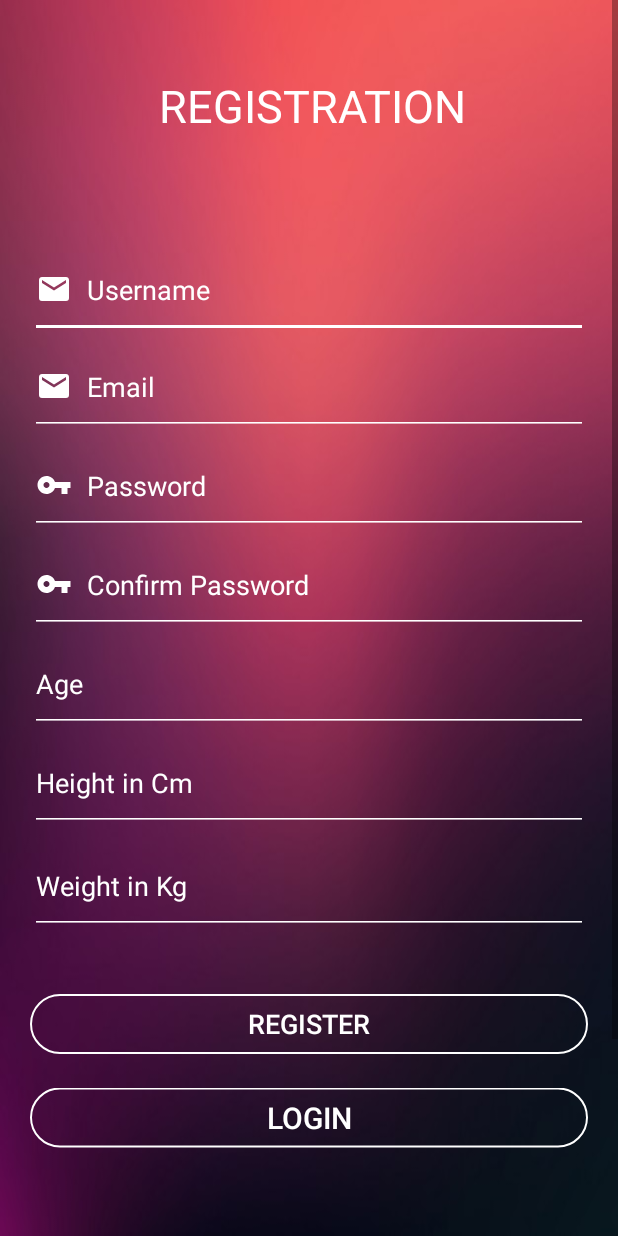
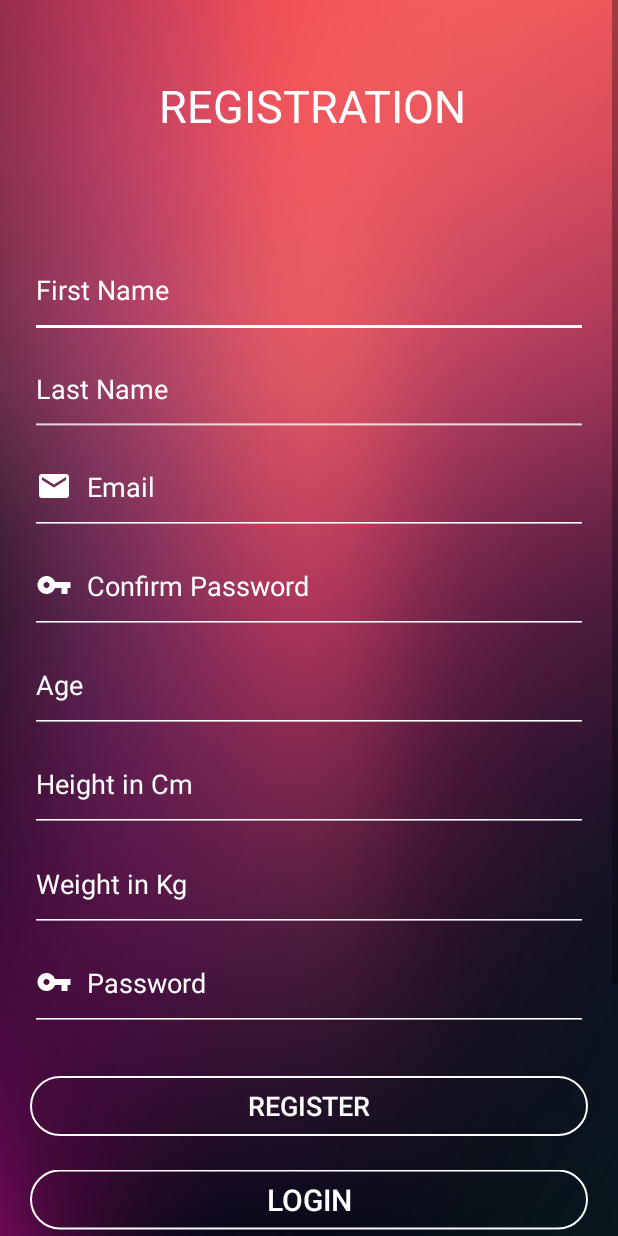
Before and after one commit to scar77-git/ATHLEAN, an Android app: the registration screen opened directly, with no data from a screen before it, on a phone screen of 412 x 824 dp. Run offline under Robolectric (Android 15) with nearby library versions, the light colour scheme and no system bars.

Commit message:
added firstname & lastname to registration

```diff
--- a/app/src/main/res/layout/reg.xml
+++ b/app/src/main/res/layout/reg.xml
@@ -13,8 +13,8 @@
 
     <LinearLayout
         android:layout_width="match_parent"
-            android:layout_height="wrap_content"
-            android:orientation="vertical" >
+        android:layout_height="600dp"
+        android:orientation="vertical">
 
         <TextView
 
@@ -31,21 +31,39 @@
 
         <EditText
 
-                android:id="@+id/username"
+            android:id="@+id/firstname"
             android:layout_width="match_parent"
             android:layout_height="wrap_content"
             android:layout_marginLeft="20dp"
             android:layout_marginTop="0dp"
             android:layout_marginRight="20dp"
             android:backgroundTint="@android:color/white"
-                android:drawableLeft="@drawable/email"
+
             android:drawablePadding="10dp"
-                android:hint="Username"
+            android:hint="First Name"
             android:inputType="textPersonName"
             android:paddingBottom="20dp"
             android:textColor="@color/white"
             android:textColorHint="@color/white"
             android:translationY="0dp" />
+
+        <EditText
+
+            android:id="@+id/lastname"
+            android:layout_width="match_parent"
+            android:layout_height="wrap_content"
+            android:layout_marginLeft="20dp"
+            android:layout_marginTop="0dp"
+            android:layout_marginRight="20dp"
+            android:backgroundTint="@android:color/white"
+            android:drawablePadding="10dp"
+            android:hint="Last Name"
+            android:inputType="textPersonName"
+            android:paddingBottom="20dp"
+            android:textColor="@color/white"
+            android:textColorHint="@color/white"
+            android:translationY="11dp" />
+
 
         <EditText
 
@@ -63,11 +81,83 @@
             android:paddingBottom="20dp"
             android:textColor="@color/white"
             android:textColorHint="@color/white"
-                android:translationY="-190dp">
+            android:translationY="-178dp">
 
 
         </EditText>
 
+        <EditText
+
+            android:id="@+id/confirm_pass"
+            android:layout_width="match_parent"
+            android:layout_height="wrap_content"
+            android:layout_below="@+id/password"
+            android:layout_marginLeft="20dp"
+            android:layout_marginTop="11dp"
+            android:layout_marginRight="20dp"
+            android:backgroundTint="@android:color/white"
+            android:drawableLeft="@drawable/password"
+            android:drawablePadding="10dp"
+            android:hint="Confirm Password"
+            android:inputType="text"
+            android:paddingBottom="20dp"
+            android:textColor="@color/white"
+            android:textColorHint="@color/white"
+            android:translationY="-178dp" />
+
+        <EditText
+
+            android:id="@+id/age"
+            android:layout_width="match_parent"
+            android:layout_height="wrap_content"
+            android:layout_below="@+id/confirm_pass"
+            android:layout_marginLeft="20dp"
+            android:layout_marginTop="11dp"
+            android:layout_marginRight="20dp"
+            android:backgroundTint="@android:color/white"
+            android:drawablePadding="10dp"
+            android:hint="Age"
+            android:inputType="numberDecimal"
+            android:paddingBottom="20dp"
+            android:textColor="@color/white"
+            android:textColorHint="@color/white"
+            android:translationY="-178dp" />
+
+        <EditText
+
+            android:id="@+id/ht"
+            android:layout_width="match_parent"
+            android:layout_height="wrap_content"
+            android:layout_below="@+id/age"
+            android:layout_marginLeft="20dp"
+            android:layout_marginTop="11dp"
+            android:layout_marginRight="20dp"
+            android:backgroundTint="@android:color/white"
+            android:drawablePadding="10dp"
+            android:hint="Height in Cm"
+            android:inputType="numberDecimal"
+            android:paddingBottom="20dp"
+            android:textColor="@color/white"
+            android:textColorHint="@color/white"
+            android:translationY="-178dp" />
+
+        <EditText
+
+            android:id="@+id/wt"
+            android:layout_width="match_parent"
+            android:layout_height="wrap_content"
+            android:layout_below="@+id/ht"
+            android:layout_marginLeft="20dp"
+            android:layout_marginTop="14dp"
+            android:layout_marginRight="20dp"
+            android:backgroundTint="@android:color/white"
+            android:drawablePadding="10dp"
+            android:hint="Weight in Kg"
+            android:inputType="number"
+            android:paddingBottom="20dp"
+            android:textColor="@color/white"
+            android:textColorHint="@color/white"
+            android:translationY="-180dp" />
 
         <EditText
 
@@ -86,80 +176,7 @@
             android:paddingBottom="20dp"
             android:textColor="@color/white"
             android:textColorHint="@color/white"
-                android:translationY="-190dp" />
-
-            <EditText
-
-                android:id="@+id/confirm_pass"
-                android:layout_width="match_parent"
-                android:layout_height="wrap_content"
-                android:layout_below="@+id/password"
-                android:layout_marginLeft="20dp"
-                android:layout_marginTop="11dp"
-                android:layout_marginRight="20dp"
-                android:backgroundTint="@android:color/white"
-                android:drawableLeft="@drawable/password"
-                android:drawablePadding="10dp"
-                android:hint="Confirm Password"
-                android:inputType="text"
-                android:paddingBottom="20dp"
-                android:textColor="@color/white"
-                android:textColorHint="@color/white"
-                android:translationY="-190dp" />
-
-            <EditText
-
-                android:id="@+id/age"
-                android:layout_width="match_parent"
-                android:layout_height="wrap_content"
-                android:layout_below="@+id/confirm_pass"
-                android:layout_marginLeft="20dp"
-                android:layout_marginTop="11dp"
-                android:layout_marginRight="20dp"
-                android:backgroundTint="@android:color/white"
-                android:drawablePadding="10dp"
-                android:hint="Age"
-                android:inputType="numberDecimal"
-                android:paddingBottom="20dp"
-                android:textColor="@color/white"
-                android:textColorHint="@color/white"
-                android:translationY="-190dp" />
-
-            <EditText
-
-                android:id="@+id/ht"
-                android:layout_width="match_parent"
-                android:layout_height="wrap_content"
-                android:layout_below="@+id/age"
-                android:layout_marginLeft="20dp"
-                android:layout_marginTop="11dp"
-                android:layout_marginRight="20dp"
-                android:backgroundTint="@android:color/white"
-                android:drawablePadding="10dp"
-                android:hint="Height in Cm"
-                android:inputType="numberDecimal"
-                android:paddingBottom="20dp"
-                android:textColor="@color/white"
-                android:textColorHint="@color/white"
-                android:translationY="-190dp" />
-
-            <EditText
-
-                android:id="@+id/wt"
-                android:layout_width="match_parent"
-                android:layout_height="wrap_content"
-                android:layout_below="@+id/ht"
-                android:layout_marginLeft="20dp"
-                android:layout_marginTop="14dp"
-                android:layout_marginRight="20dp"
-                android:backgroundTint="@android:color/white"
-                android:drawablePadding="10dp"
-                android:hint="Weight in Kg"
-                android:inputType="number"
-                android:paddingBottom="20dp"
-                android:textColor="@color/white"
-                android:textColorHint="@color/white"
-                android:translationY="-190dp" />
+            android:translationY="-180dp" />
 
         <Button
             android:id="@+id/forgot_password"
```
Lines whose indentation alone changed are shown as unchanged.
